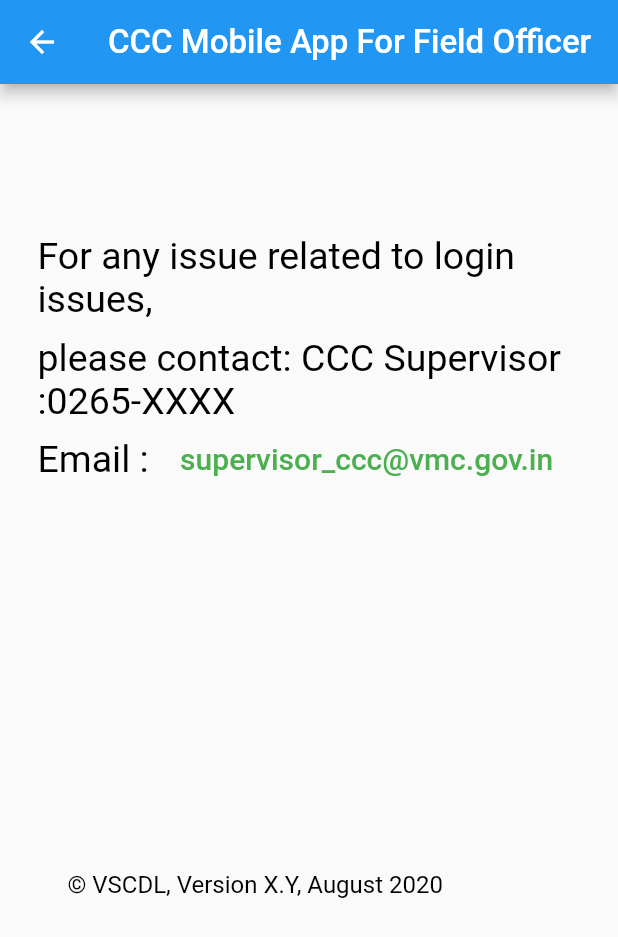
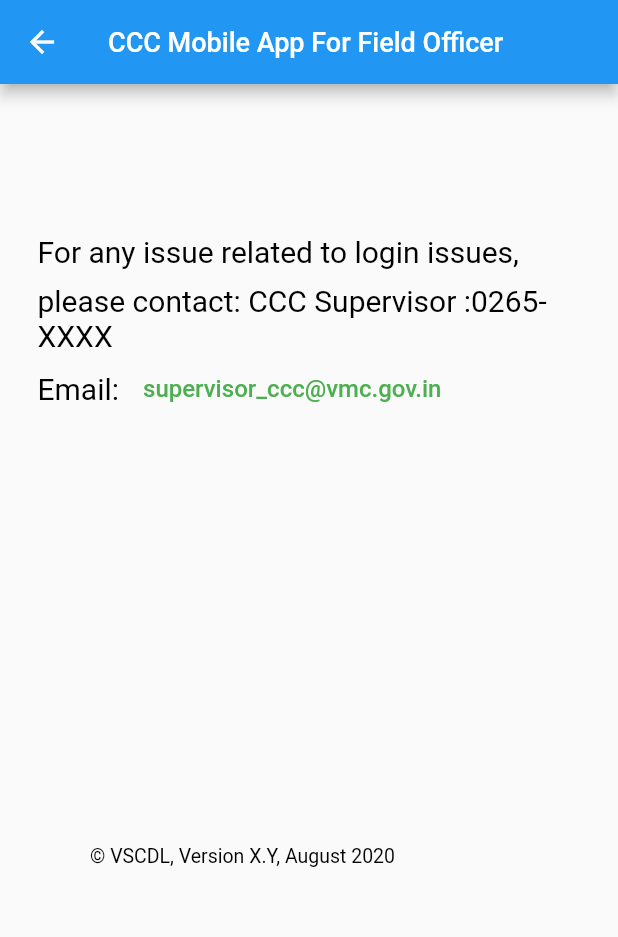
Before and after one commit to ranjansinghaditya123/Vadodra-smart-City, a Flutter app: the screen it shows after launch, after a tap on "Forget Password?", on a phone screen of 412 x 824 dp. Shown: the top 937 px of the screen. Run offline on Flutter 3.47's test engine with Material 2 defaults, Android fonts, the phone set to English and light mode, and no system bars; our stand-ins replace geolocator, image_picker, shared_preferences; network calls fail.

Commit message:
some more changes

```diff
--- a/lib/ForgetPassword.dart
+++ b/lib/ForgetPassword.dart
@@ -14,7 +14,7 @@ class _ForgetPasswordState extends State<ForgetPassword> {
       child: Scaffold(
         appBar: AppBar(
           backgroundColor: Colors.blue,
-          title:Text('CCC Mobile App For Field Officer',style: TextStyle(color: Colors.white,fontSize: 22),),
+          title:Text('CCC Mobile App For Field Officer',style: TextStyle(color: Colors.white,fontSize: 18),),
         ),
         body: Container(
           margin: EdgeInsets.fromLTRB(25, 100, 15, 0),
@@ -23,22 +23,22 @@ class _ForgetPasswordState extends State<ForgetPassword> {
             children: <Widget>[
               Container(
                 margin: EdgeInsets.fromLTRB(0,0,0,10),
-                  child: Text('For any issue related to login issues,',style: TextStyle(color: Colors.black,fontSize: 25))),
+                  child: Text('For any issue related to login issues,',style: TextStyle(color: Colors.black,fontSize: 20))),
               Container(
-                  child: Text('please contact: CCC Supervisor :0265-XXXX',style: TextStyle(color: Colors.black,fontSize: 25))),
+                  child: Text('please contact: CCC Supervisor :0265-XXXX',style: TextStyle(color: Colors.black,fontSize: 20))),
               Container(
                 child: Row(
                   children: <Widget>[
-                    Text('Email :',style: TextStyle(color: Colors.black,fontSize: 25)),
+                    Text('Email:',style: TextStyle(color: Colors.black,fontSize: 20)),
                     FlatButton(
                       onPressed: () => launch('supervisor_ccc@vmc.gov.in'),
-                        child: Text(' supervisor_ccc@vmc.gov.in',style: TextStyle(color: Colors.green,fontSize: 20))),
+                        child: Text('supervisor_ccc@vmc.gov.in',style: TextStyle(color: Colors.green,fontSize: 16))),
                   ],
                 ),
               ),
               Container(
-                margin: EdgeInsets.fromLTRB(20, 250, 10, 10),
-                child: Text('© VSCDL, Version X.Y, August 2020',style: TextStyle(fontSize: 16,color: Colors.black),),
+                margin: EdgeInsets.fromLTRB(35, 280, 10, 10),
+                child: Text('© VSCDL, Version X.Y, August 2020',style: TextStyle(fontSize: 13,color: Colors.black),),
               )
             ],
           ),
--- a/lib/LogIn.dart
+++ b/lib/LogIn.dart
@@ -3,9 +3,6 @@ import 'package:login_app/Api.dart';
 import 'package:login_app/ForgetPassword.dart';
 import 'package:shared_preferences/shared_preferences.dart';
 import 'package:login_app/Dashboard.dart';
-
-
-
 
 class LogIn extends StatefulWidget {
 
@@ -137,7 +134,7 @@ class _LogInState extends State<LogIn>{
             mainAxisAlignment: MainAxisAlignment.center,
             children: <Widget>[
               Container(
-                margin: EdgeInsets.fromLTRB(10, 10, 35, 10),
+                margin: EdgeInsets.fromLTRB(10, 10, 10, 10),
                 child: FlatButton(
                   onPressed: (){
                     Navigator.push(
@@ -152,7 +149,7 @@ class _LogInState extends State<LogIn>{
                 height: 50,
                 width: 100,
                 color: Colors.blue,
-                margin: EdgeInsets.fromLTRB(35, 10, 10, 10),
+                margin: EdgeInsets.fromLTRB(10, 10, 10, 10),
                 child: FlatButton(
                   onPressed: _onPressed,
                   child: Text('Sign In',style: TextStyle(color: Colors.white,),),
@@ -163,7 +160,7 @@ class _LogInState extends State<LogIn>{
         ),
         Container(
           margin: EdgeInsets.fromLTRB(10, 50, 10, 10),
-          child: Text('© VSCDL, Version X.Y, August 2020',style: TextStyle(fontSize: 16,color: Colors.black),),
+          child: Text('© VSCDL, Version X.Y, August 2020',style: TextStyle(fontSize: 13,color: Colors.black),),
         )
       ],
     );
```
Also changed, not shown: lib/Dashboard.dart (+14 -8 lines).
